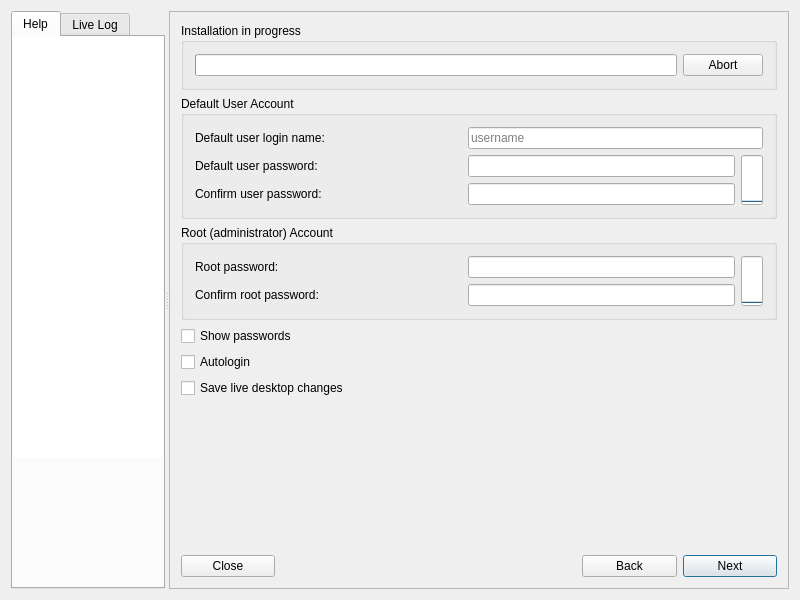
Qt form meinstall.ui (gazelle-installer/gazelle-installer) before a commit.
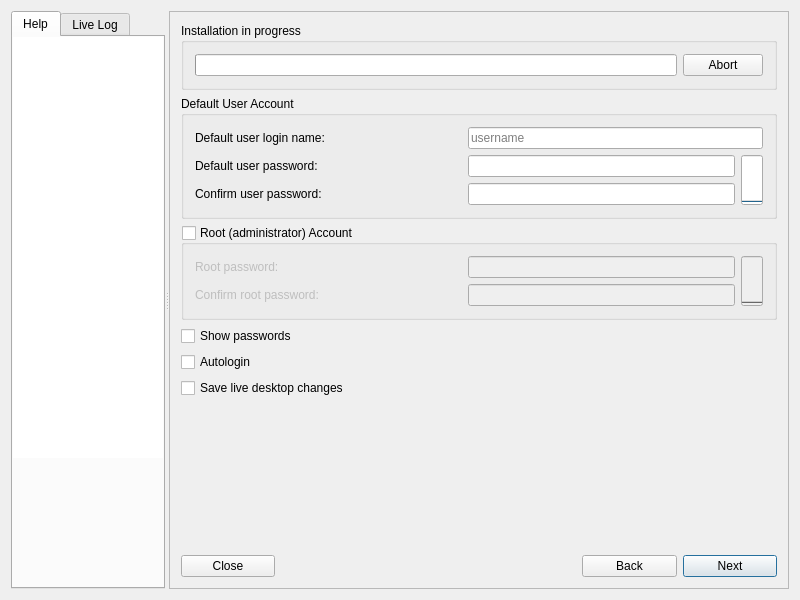
The same form after that commit. The open tabs and pages were chosen to show the change. Icons and pictures are not drawn. Custom widgets are drawn as their Qt base class.

What changed in the file:
```diff
--- a/meinstall.ui
+++ b/meinstall.ui
@@ -1544,6 +1544,12 @@
              <property name="title">
               <string>Root (administrator) Account</string>
              </property>
+             <property name="checkable">
+              <bool>true</bool>
+             </property>
+             <property name="checked">
+              <bool>false</bool>
+             </property>
              <layout class="QGridLayout">
               <item row="0" column="0">
                <widget class="QLabel" name="labelRootPass">
```
